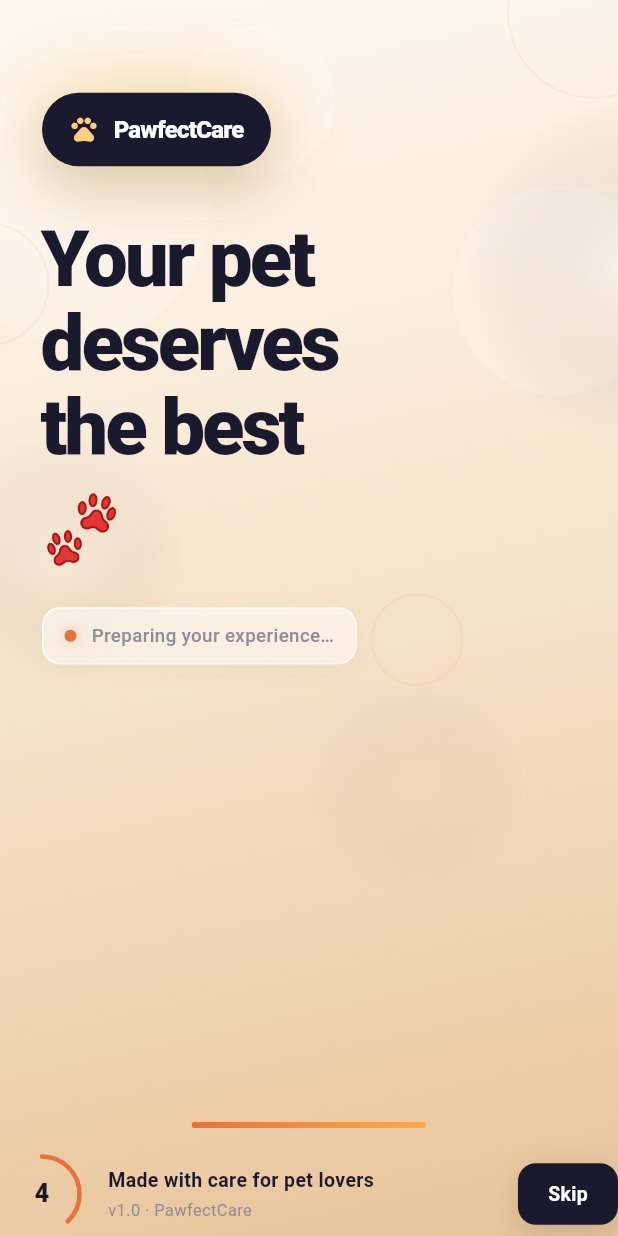
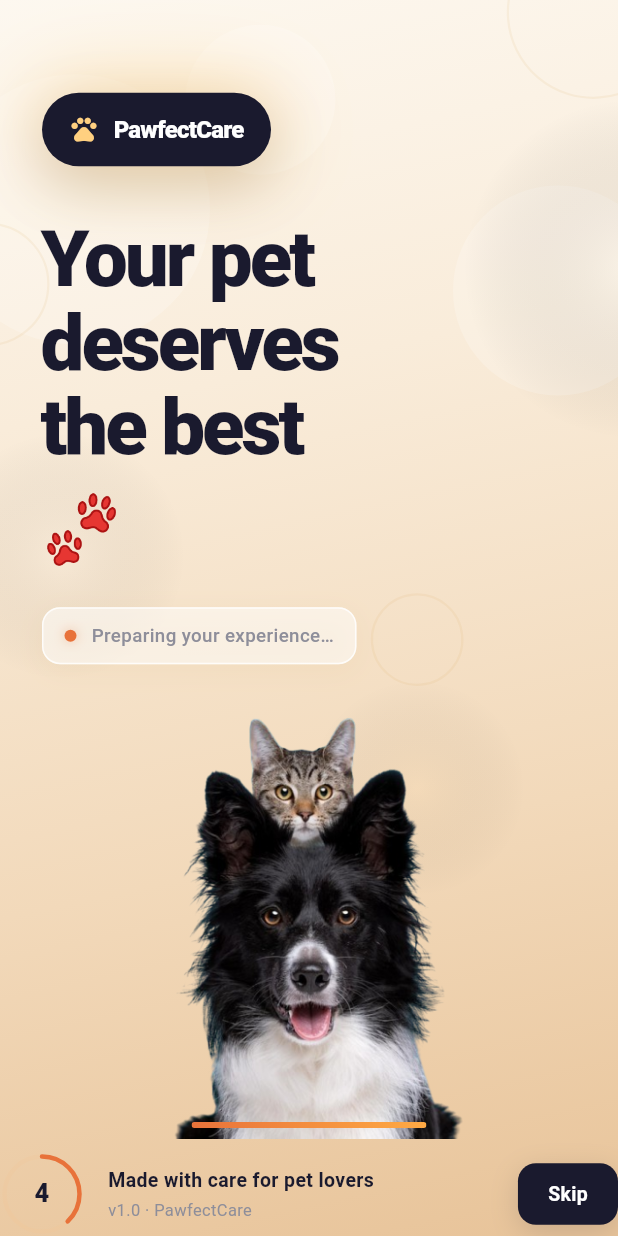
Before and after one commit to Unzela-Waseem/petcare, a Flutter app: the SplashScreen screen opened directly with empty values, on a phone screen of 412 x 824 dp. Run offline on Flutter 3.47's test engine with Material 3 defaults, Android fonts, the phone set to English and light mode, and no system bars; our stand-ins replace cloud_firestore, file_picker, firebase_auth, firebase_core, firebase_messaging, firebase_storage and 4 more; accounts and stored records are empty; Roboto replaces fonts that are missing (Arial).

Commit message:
feat: add animated pet hero to friend splash

```diff
--- a/lib/presentation/screens/shared/splash_screen.dart
+++ b/lib/presentation/screens/shared/splash_screen.dart
@@ -242,6 +242,10 @@ class _SplashScreenState extends State<SplashScreen>
               // Particles.
               ..._particles.map((p) => _ParticleWidget(p: p, ctrl: _float)),
 
+              // Friendly pet hero fills the open area without changing the
+              // original typography or loading treatment.
+              _buildPetHero(w),
+
               // Main content.
               Positioned(
                 top: h * 0.075,
@@ -432,6 +436,67 @@ class _SplashScreenState extends State<SplashScreen>
         decoration: BoxDecoration(
           shape: BoxShape.circle,
           gradient: RadialGradient(colors: [color, Colors.transparent]),
+        ),
+      ),
+    );
+  }
+
+  Widget _buildPetHero(double width) {
+    final mobile = width < 600;
+    final heroWidth = mobile
+        ? width * 0.60
+        : (width * 0.32).clamp(320.0, 430.0).toDouble();
+
+    return Positioned(
+      right: mobile ? width * 0.20 : width * 0.08,
+      bottom: mobile ? 68 : 48,
+      width: heroWidth,
+      child: AnimatedBuilder(
+        animation: Listenable.merge([_seq, _glowPulse]),
+        builder: (context, child) {
+          final floatY = (_glowPulse.value - 0.5) * 9;
+          return Opacity(
+            opacity: _chipOp.value,
+            child: Transform.translate(
+              offset: Offset(0, floatY),
+              child: Transform.scale(scale: _pawSc.value, child: child),
+            ),
+          );
+        },
+        child: Stack(
+          alignment: Alignment.bottomCenter,
+          children: [
+            Positioned(
+              left: heroWidth * 0.05,
+              right: heroWidth * 0.05,
+              bottom: 4,
+              height: heroWidth * 0.58,
+              child: DecoratedBox(
+                decoration: BoxDecoration(
+                  shape: BoxShape.circle,
+                  gradient: RadialGradient(
+                    colors: [
+                      _gold.withValues(alpha: 0.34),
+                      _peach.withValues(alpha: 0.08),
+                      Colors.transparent,
+                    ],
+                  ),
+                ),
+              ),
+            ),
+            Image.asset(
+              'assets/images/image.png',
+              width: heroWidth,
+              fit: BoxFit.contain,
+              filterQuality: FilterQuality.high,
+              semanticLabel: 'Happy dog and cat',
+              errorBuilder: (_, _, _) => Icon(
+                Icons.pets_rounded,
+                size: heroWidth * 0.45,
+                color: _orangeDeep,
+              ),
+            ),
+          ],
         ),
       ),
     );
```
